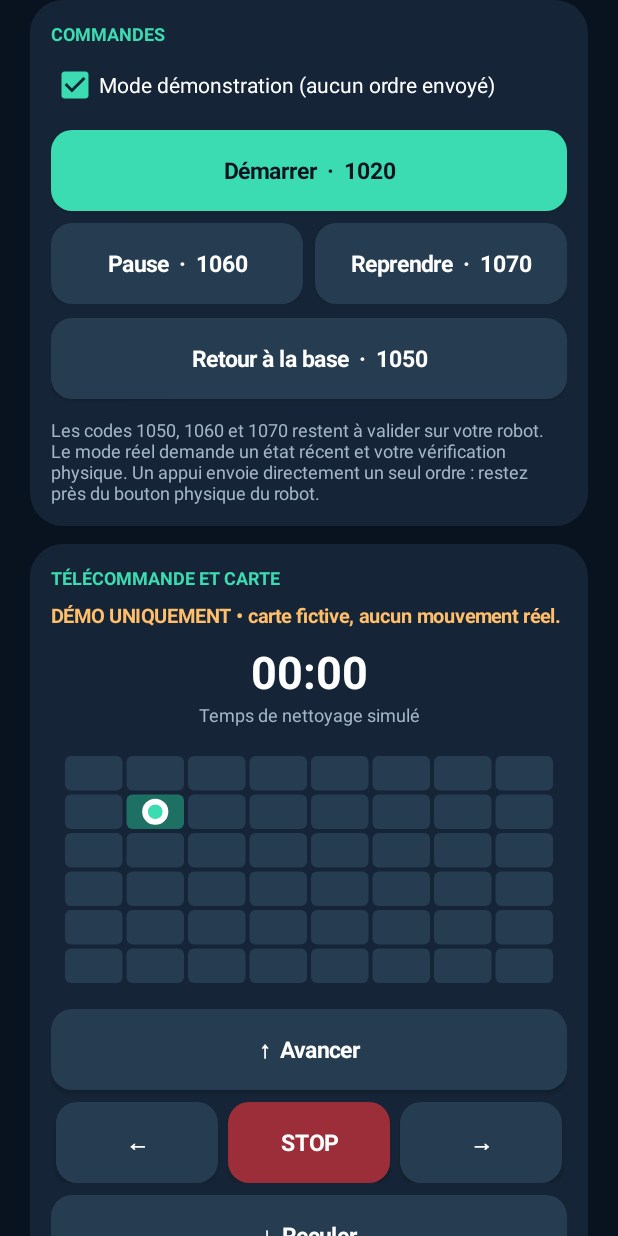
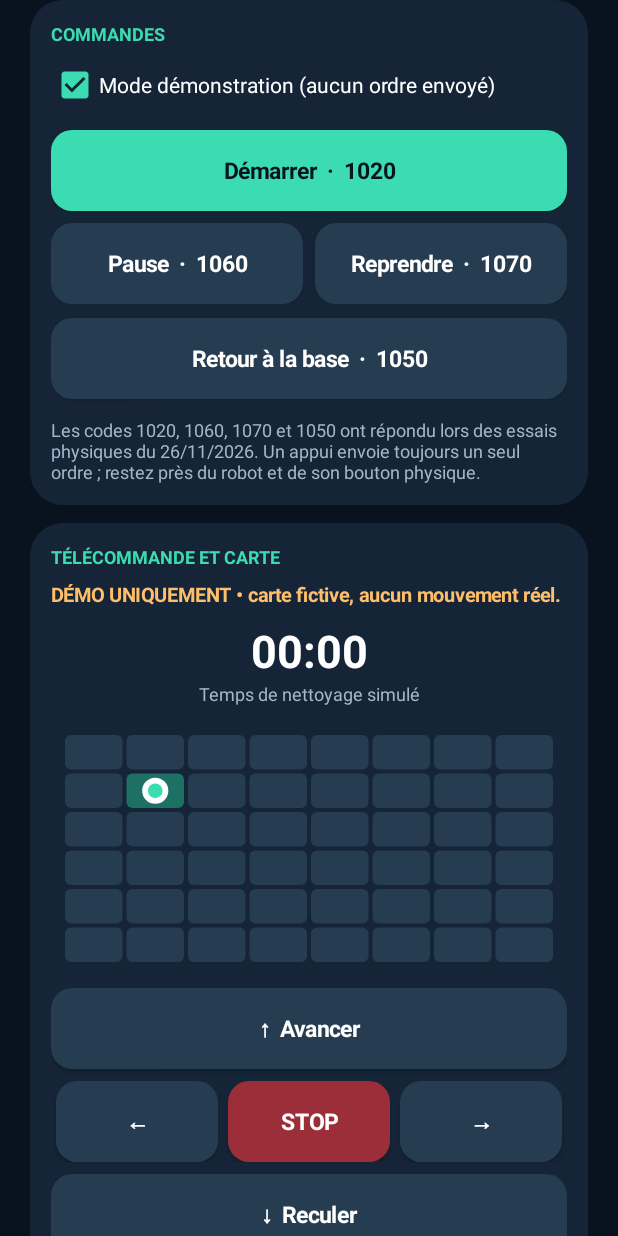
Before and after one commit to glard55j-ai/venniibot, an Android app: the screen it shows after launch (MainActivity), after a tap on "Accéder aux commandes", on a phone screen of 412 x 824 dp. Run offline under Robolectric (Android 15) with nearby library versions, the phone set to English and light mode, and no system bars; 1 other tap on this screen came first.

Commit message:
KOOMA-I 2.7: indicateur batterie estimé et états de recharge prudents

```diff
--- a/app/src/main/java/com/veniilocal/MainActivity.java
+++ b/app/src/main/java/com/veniilocal/MainActivity.java
@@ -33,7 +33,7 @@ public final class MainActivity extends Activity {
     private final ExecutorService io = Executors.newSingleThreadExecutor();
     private Button btnConnect, btnStart, btnPause, btnResume, btnDock;
     private CheckBox repaired, demoMode;
-    private TextView connection, state, power, suction, volume, issue, note, telemetrySummary, dashboardMode, dashboardState, historyView, diagnostic, demoStatus;
+    private TextView connection, state, power, suction, volume, issue, note, telemetrySummary, dashboardMode, dashboardState, dashboardBattery, dashboardBatteryHint, historyView, diagnostic, demoStatus;
     private View robotPreview, settingsPanel, manualPanel;
     private VeniiClient.Status lastReport;
     private VeniiClient.LidarReport lidarReport;
@@ -465,8 +465,10 @@ public final class MainActivity extends Activity {
         tiles.addView(batteryTile, left);
         tiles.addView(statusTile, new LinearLayout.LayoutParams(0, -2, 1f));
         add(batteryTile, text("BATTERIE", 11, MUTED, true), 0);
-        add(batteryTile, text("— %", 24, PRIMARY, true), 5);
-        add(batteryTile, text("Niveau non identifié", 12, MUTED, false), 3);
+        dashboardBattery = text("—", 24, PRIMARY, true);
+        add(batteryTile, dashboardBattery, 5);
+        dashboardBatteryHint = text("En attente de lecture", 12, MUTED, false);
+        add(batteryTile, dashboardBatteryHint, 3);
         add(statusTile, text("ÉTAT DU ROBOT", 11, MUTED, true), 0);
         dashboardState = text("En attente", 16, PRIMARY, true);
         add(statusTile, dashboardState, 5);
@@ -506,7 +508,7 @@ public final class MainActivity extends Activity {
         suction = valueRow(readings, "Puissance nettoyage (1300)");
         volume = valueRow(readings, "Volume (1502)");
         issue = valueRow(readings, "Code d’erreur (70, si présent)");
-        add(readings, text("« — » signifie : donnée absente ou non décodée. Le pourcentage de batterie et la signification des codes d’erreur restent à identifier ; ne pas les deviner.", 12, MUTED, false), 14);
+        add(readings, text("« — » signifie : donnée absente ou non décodée. Le code 60 semble refléter la batterie : estimation à confirmer. Les états 11 et 12 sont provisoires, les autres restent bruts.", 12, MUTED, false), 14);
 
         LinearLayout safety = column(14, CARD);
         add(main, safety, 16);
@@ -567,7 +569,7 @@ public final class MainActivity extends Activity {
         btnDock = button("Retour à la base  ·  1050", Color.rgb(38, 60, 80), PRIMARY);
         add(controls, btnDock, 9);
         btnDock.setOnClickListener(v -> { if (demoMode.isChecked()) simulate(1050, "Retour à la base"); else sendUnverified(1050, "Retour à la base"); });
-        add(controls, text("Les codes 1050, 1060 et 1070 restent à valider sur votre robot. Le mode réel demande un état récent et votre vérification physique. Un appui envoie directement un seul ordre : restez près du bouton physique du robot.", 12, MUTED, false), 12);
+        add(controls, text("Les codes 1020, 1060, 1070 et 1050 ont répondu lors des essais physiques du 26/11/2026. Un appui envoie toujours un seul ordre ; restez près du robot et de son bouton physique.", 12, MUTED, false), 12);
 
         LinearLayout manual = buildManualPanel();
         manualPanel = manual;
@@ -617,6 +619,7 @@ public final class MainActivity extends Activity {
         LinearLayout changes = column(18, CARD);
         add(main, changes, 16);
         add(changes, text("VERSION " + appVersion(), 12, ACCENT, true), 0);
+        add(changes, text("2.7 • Indicateur de batterie estimé (60), états 11/12 provisoires, valeurs brutes conservées.", 13, PRIMARY, false), 8);
         add(changes, text("2.6 • Écoute cartographie/LiDAR en lecture seule, codes et tailles, export brut volontaire.", 13, PRIMARY, false), 8);
         add(changes, text("2.5.2 • Nouveau nom KOOMA-I dans Android et dans l’application.", 13, PRIMARY, false), 8);
         add(changes, text("2.5.1 • Nouvelle icône KOOMA-I.", 13, PRIMARY, false), 8);
@@ -634,6 +637,8 @@ public final class MainActivity extends Activity {
         hasStatus = false;
         handler.removeCallbacks(expireStatus);
         if (dashboardState != null) dashboardState.setText(message);
+        if (dashboardBattery != null) dashboardBattery.setText("—");
+        if (dashboardBatteryHint != null) dashboardBatteryHint.setText("Lecture non actualisée");
         if (telemetrySummary != null) telemetrySummary.setText("Données non actualisées • relire l’état");
         if (diagnostic != null) diagnostic.setText(message + " • données à actualiser.");
     }
@@ -704,7 +709,20 @@ public final class MainActivity extends Activity {
         lastStatusAt = android.os.SystemClock.elapsedRealtime();
         handler.removeCallbacks(expireStatus);
         handler.postDelayed(expireStatus, STATUS_TTL_MS);
-        dashboardState.setText("Code " + report.generalState);
+        String chargeState;
+        if ("11".equals(report.generalState)) chargeState = "Recharge probable";
+        else if ("12".equals(report.generalState)) chargeState = "Charge terminée probable";
+        else chargeState = "Code " + report.generalState;
+        dashboardState.setText(chargeState);
+        dashboardBattery.setText("—");
+        dashboardBatteryHint.setText("Code 60 non interprétable");
+        try {
+            int level = Integer.parseInt(report.powerReport.trim());
+            if (level >= 0 && level <= 100) {
+                dashboardBattery.setText(level + " %");
+                dashboardBatteryHint.setText("Estimation (code 60)");
+            }
+        } catch (NumberFormatException ignored) { /* Garder la valeur brute sans inventer de pourcentage. */ }
         connection.setText("Robot détecté • état reçu");
         state.setText(report.generalState);
         power.setText(report.powerReport);
```
